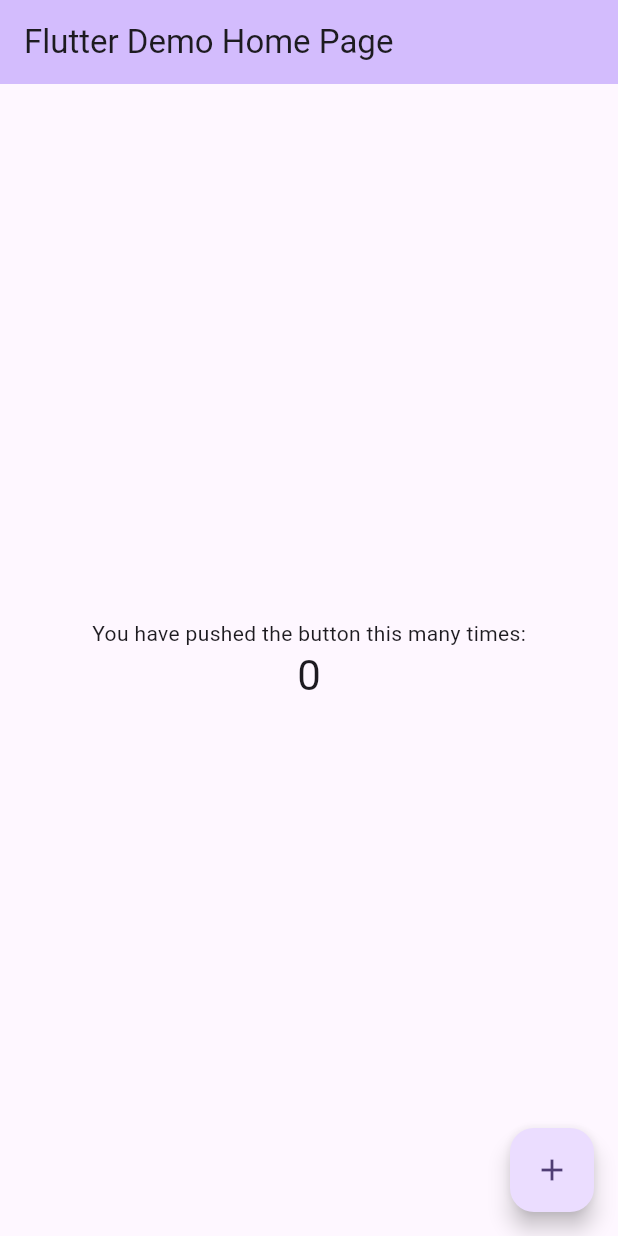
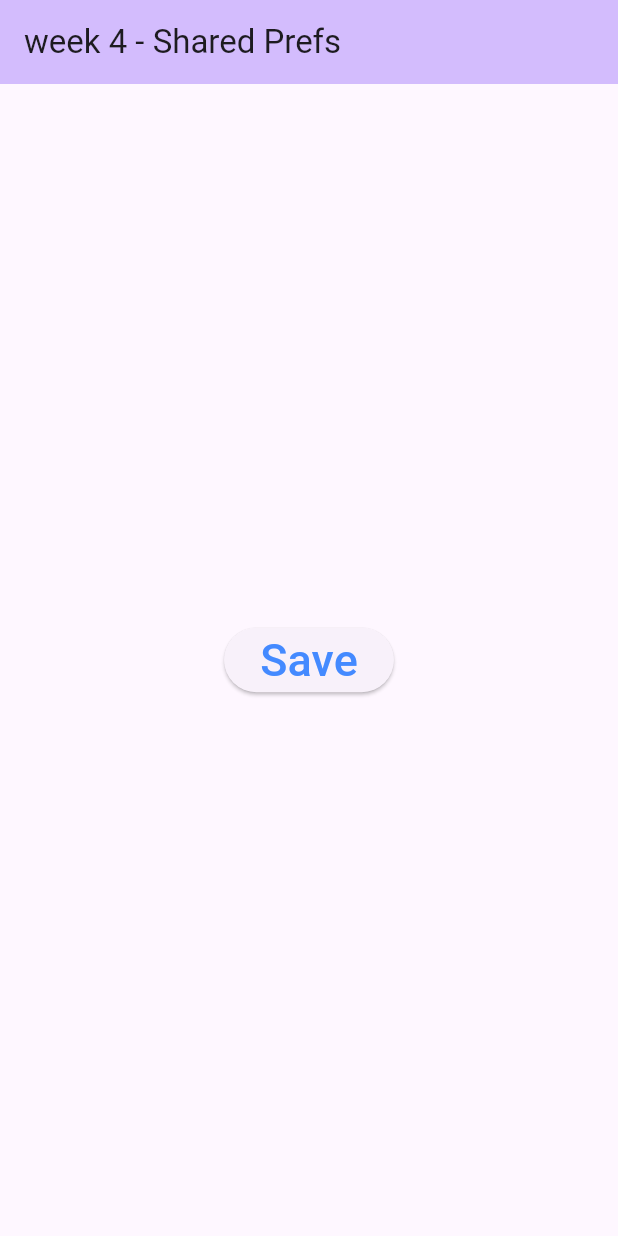
Before and after one commit to gourteacher/cst2335_25w_samples, a Flutter app: the screen it shows after launch, on a phone screen of 412 x 824 dp. Run offline on Flutter 3.47's test engine with Material 3 defaults, Android fonts, the phone set to English and light mode, and no system bars; our stand-ins replace shared_preferences; missing offline and left inert: encrypted_shared_preferences.

Commit message:
Week 4 :Shared Prefs

```diff
--- a/lib/main.dart
+++ b/lib/main.dart
@@ -1,4 +1,7 @@
 import 'package:flutter/material.dart';
+import 'package:encrypted_shared_preferences/encrypted_shared_preferences.dart';
+import 'package:shared_preferences/shared_preferences.dart';
+
 
 void main() {
   runApp(const MyApp());
@@ -11,42 +14,19 @@
   @override
   Widget build(BuildContext context) {
     return MaterialApp(
-      title: 'Flutter Demo',
+      title: 'CST2335 Samples',
       theme: ThemeData(
         // This is the theme of your application.
-        //
-        // TRY THIS: Try running your application with "flutter run". You'll see
-        // the application has a purple toolbar. Then, without quitting the app,
-        // try changing the seedColor in the colorScheme below to Colors.green
-        // and then invoke "hot reload" (save your changes or press the "hot
-        // reload" button in a Flutter-supported IDE, or press "r" if you used
-        // the command line to start the app).
-        //
-        // Notice that the counter didn't reset back to zero; the application
-        // state is not lost during the reload. To reset the state, use hot
-        // restart instead.
-        //
-        // This works for code too, not just values: Most code changes can be
-        // tested with just a hot reload.
         colorScheme: ColorScheme.fromSeed(seedColor: Colors.deepPurple),
         useMaterial3: true,
       ),
-      home: const MyHomePage(title: 'Flutter Demo Home Page'),
+      home: const MyHomePage(title: 'week 4 - Shared Prefs'),
     );
   }
 }
 
 class MyHomePage extends StatefulWidget {
   const MyHomePage({super.key, required this.title});
-
-  // This widget is the home page of your application. It is stateful, meaning
-  // that it has a State object (defined below) that contains fields that affect
-  // how it looks.
-
-  // This class is the configuration for the state. It holds the values (in this
-  // case the title) provided by the parent (in this case the App widget) and
-  // used by the build method of the State. Fields in a Widget subclass are
-  // always marked "final".
 
   final String title;
 
@@ -55,71 +35,70 @@
 }
 
 class _MyHomePageState extends State<MyHomePage> {
-  int _counter = 0;
+  var courseCode='';
 
-  void _incrementCounter() {
-    setState(() {
-      // This call to setState tells the Flutter framework that something has
-      // changed in this State, which causes it to rerun the build method below
-      // so that the display can reflect the updated values. If we changed
-      // _counter without calling setState(), then the build method would not be
-      // called again, and so nothing would appear to happen.
-      _counter++;
+  @override
+  void initState() {
+    super.initState();
+    loadPrefs();
+  }
+
+  @override
+  void dispose() {
+    super.dispose();
+  }
+
+  Future<void> loadPrefs() async {
+    final prefs = await SharedPreferences.getInstance();
+
+      courseCode = prefs.getString('Course') ?? '';
+      var snackBar = SnackBar(
+        content: Text('Course loaded $courseCode'),
+        duration: Duration(seconds: 3),
+      );
+      ScaffoldMessenger.of(context).showSnackBar(snackBar);
+  }
+
+  Future<void> savePrefs(BuildContext context) async {
+    SharedPreferences.getInstance().then( (prefs) {
+      prefs.setString('Course', 'CST2335');
+      var snackBar = SnackBar(
+        content: Text('Course saved'),
+        duration: Duration(seconds: 3),
+      );
+      ScaffoldMessenger.of(context).showSnackBar(snackBar);
     });
   }
 
   @override
   Widget build(BuildContext context) {
-    // This method is rerun every time setState is called, for instance as done
-    // by the _incrementCounter method above.
-    //
-    // The Flutter framework has been optimized to make rerunning build methods
-    // fast, so that you can just rebuild anything that needs updating rather
-    // than having to individually change instances of widgets.
+
     return Scaffold(
       appBar: AppBar(
-        // TRY THIS: Try changing the color here to a specific color (to
-        // Colors.amber, perhaps?) and trigger a hot reload to see the AppBar
-        // change color while the other colors stay the same.
+
         backgroundColor: Theme.of(context).colorScheme.inversePrimary,
-        // Here we take the value from the MyHomePage object that was created by
-        // the App.build method, and use it to set our appbar title.
+
         title: Text(widget.title),
       ),
       body: Center(
         // Center is a layout widget. It takes a single child and positions it
         // in the middle of the parent.
         child: Column(
-          // Column is also a layout widget. It takes a list of children and
-          // arranges them vertically. By default, it sizes itself to fit its
-          // children horizontally, and tries to be as tall as its parent.
-          //
-          // Column has various properties to control how it sizes itself and
-          // how it positions its children. Here we use mainAxisAlignment to
-          // center the children vertically; the main axis here is the vertical
-          // axis because Columns are vertical (the cross axis would be
-          // horizontal).
-          //
-          // TRY THIS: Invoke "debug painting" (choose the "Toggle Debug Paint"
-          // action in the IDE, or press "p" in the console), to see the
-          // wireframe for each widget.
           mainAxisAlignment: MainAxisAlignment.center,
           children: <Widget>[
-            const Text(
-              'You have pushed the button this many times:',
-            ),
-            Text(
-              '$_counter',
-              style: Theme.of(context).textTheme.headlineMedium,
+            Padding(
+              padding: const EdgeInsets.all(10.0),
+              child: ElevatedButton(
+                onPressed: () => savePrefs(context),
+                child: Text ('Save',
+                  style: TextStyle(fontSize: 30, color: Colors.blueAccent),
+                ),
+              ), // This trailing comma makes auto-formatting nicer for build methods.
             ),
           ],
         ),
+        //
       ),
-      floatingActionButton: FloatingActionButton(
-        onPressed: _incrementCounter,
-        tooltip: 'Increment',
-        child: const Icon(Icons.add),
-      ), // This trailing comma makes auto-formatting nicer for build methods.
     );
   }
 }
--- a/pubspec.yaml
+++ b/pubspec.yaml
@@ -34,6 +34,8 @@ dependencies:
   # The following adds the Cupertino Icons font to your application.
   # Use with the CupertinoIcons class for iOS style icons.
   cupertino_icons: ^1.0.8
+  shared_preferences: ^2.3.2
+  encrypted_shared_preferences: ^3.0.1
 
 dev_dependencies:
   flutter_test:
```
Also changed, not shown: pubspec.lock, 1 other file.
